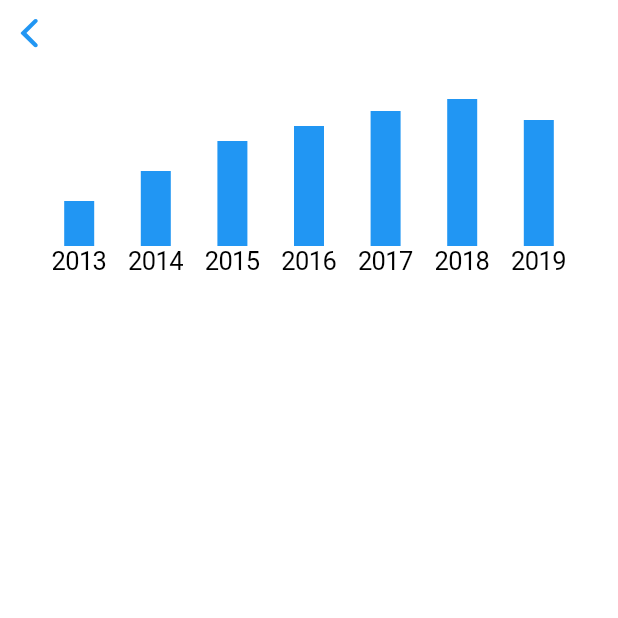
After one commit to philalem/hydration_tracker, a Flutter app: the Home screen opened directly, on a phone screen of 412 x 824 dp, the top half of it. The commit adds this screen. Run offline on Flutter 3.47's test engine with Material 2 defaults, Android fonts, the phone set to English and light mode, and no system bars; our stand-ins replace simple_animations.

Commit message:
added navigation to the home page

```diff
--- a/lib/enterBottleName.dart
+++ b/lib/enterBottleName.dart
@@ -2,9 +2,10 @@ import 'package:flutter/cupertino.dart';
 import 'package:flutter/material.dart';
 
 class EnterBottleName extends StatefulWidget {
-  EnterBottleName({this.choice});
+  EnterBottleName({this.choice, this.bottleNameController});
 
   final String choice;
+  final TextEditingController bottleNameController;
   @override
   _EnterBottleNameState createState() => _EnterBottleNameState();
 }
@@ -40,7 +41,7 @@ class _EnterBottleNameState extends State<EnterBottleName> {
               ),
               Expanded(
                 child: CupertinoTextField(
-                  //controller: bottleNameController,
+                  controller: widget.bottleNameController,
                   decoration: BoxDecoration(
                     color: Colors.white,
                     border: Border(
--- /dev/null
+++ b/lib/home.dart
@@ -0,0 +1,70 @@
+import 'package:flutter/cupertino.dart';
+import 'package:flutter/material.dart';
+import 'package:simple_animations/simple_animations.dart';
+
+class Home extends StatefulWidget {
+  Home({Key key, this.title}) : super(key: key);
+  final String title;
+
+  @override
+  _HomeState createState() => _HomeState();
+}
+
+class _HomeState extends State<Home> {
+  @override
+  Widget build(BuildContext context) {
+    return CupertinoPageScaffold(
+      navigationBar: CupertinoNavigationBar(),
+      child: SafeArea(
+        child: Padding(
+          padding: const EdgeInsets.all(20.0),
+          child: Row(
+            mainAxisAlignment: MainAxisAlignment.spaceEvenly,
+            children: <Widget>[
+              Bar(0.3, "2013"),
+              Bar(0.5, "2014"),
+              Bar(0.7, "2015"),
+              Bar(0.8, "2016"),
+              Bar(0.9, "2017"),
+              Bar(0.98, "2018"),
+              Bar(0.84, "2019"),
+            ],
+          ),
+        ),
+      ),
+    );
+  }
+}
+
+class Bar extends StatelessWidget {
+  final double height;
+  final String label;
+
+  final int _baseDurationMs = 1000;
+  final double _maxElementHeight = 100;
+
+  Bar(this.height, this.label);
+
+  @override
+  Widget build(BuildContext context) {
+    return PlayAnimation<double>(
+      duration: Duration(milliseconds: (height * _baseDurationMs).round()),
+      tween: Tween(begin: 0.0, end: height),
+      builder: (context, child, animatedHeight) {
+        return Column(
+          children: <Widget>[
+            Container(
+              height: (1 - animatedHeight) * _maxElementHeight,
+            ),
+            Container(
+              width: 20,
+              height: animatedHeight * _maxElementHeight,
+              color: Colors.blue,
+            ),
+            Text(label)
+          ],
+        );
+      },
+    );
+  }
+}
```
Also changed, not shown: lib/initialQuestions.dart (+19 -5 lines), lib/main.dart (+0 -68 lines).
